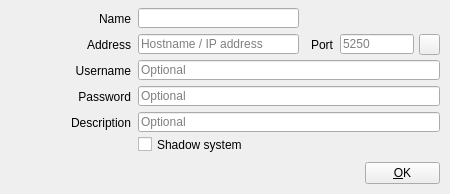
This is src/Widgets/DeviceDialog.ui in CasparCG/client as Qt 5 draws it before an edit. The edited form follows.
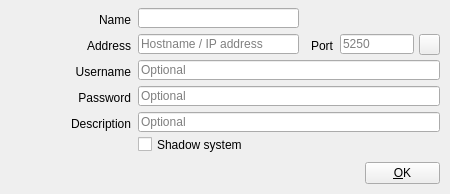
This is the edited form. Icons and pictures are not drawn.

```diff
--- a/src/Widgets/DeviceDialog.ui
+++ b/src/Widgets/DeviceDialog.ui
@@ -42,7 +42,7 @@
    <property name="geometry">
     <rect>
      <x>60</x>
-     <y>115</y>
+     <y>116</y>
      <width>71</width>
      <height>16</height>
     </rect>
@@ -90,7 +90,7 @@
    <property name="geometry">
     <rect>
      <x>80</x>
-     <y>37</y>
+     <y>38</y>
      <width>51</width>
      <height>16</height>
     </rect>
@@ -106,7 +106,7 @@
    <property name="geometry">
     <rect>
      <x>302</x>
-     <y>35</y>
+     <y>36</y>
      <width>31</width>
      <height>20</height>
     </rect>
@@ -122,7 +122,7 @@
    <property name="geometry">
     <rect>
      <x>60</x>
-     <y>63</y>
+     <y>64</y>
      <width>71</width>
      <height>16</height>
     </rect>
@@ -167,7 +167,7 @@
    <property name="geometry">
     <rect>
      <x>60</x>
-     <y>87</y>
+     <y>88</y>
      <width>71</width>
      <height>20</height>
     </rect>
@@ -222,7 +222,7 @@
    <property name="geometry">
     <rect>
      <x>80</x>
-     <y>11</y>
+     <y>12</y>
      <width>51</width>
      <height>16</height>
     </rect>
```
Left out of the diff: 2 changed lines with no effect on the pictures.
